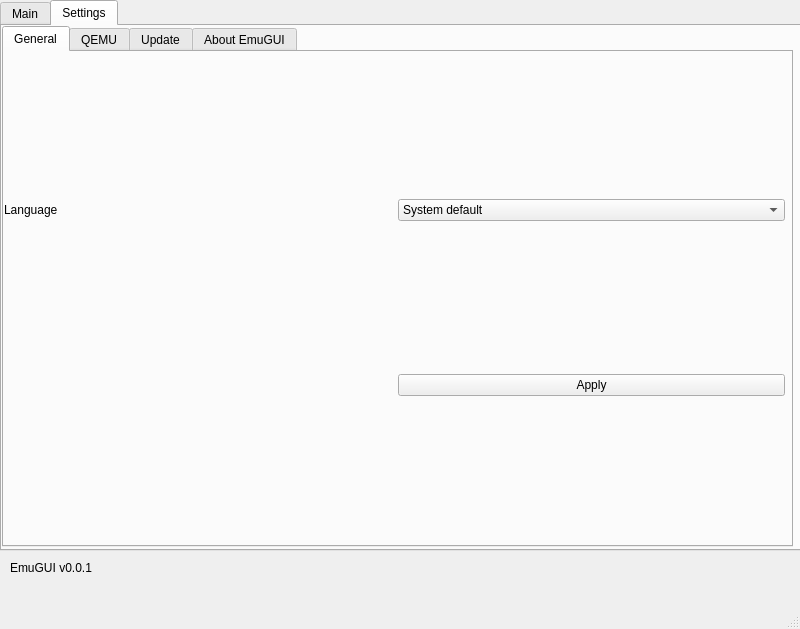
Above: ui/Main.ui from Tech-FZ/EmuGUI before the change. Below: the same form after it.
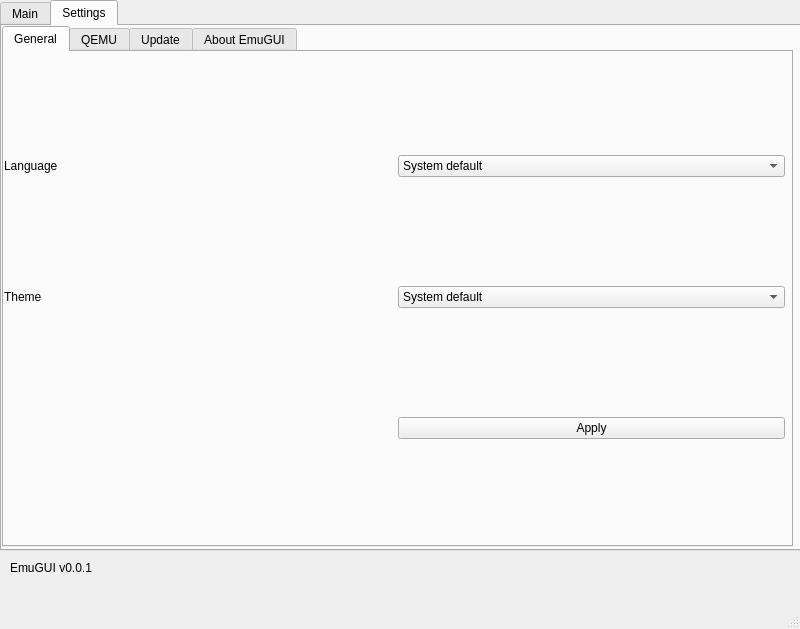
That is the form after the change. The open tabs and pages were chosen to show the change.

Commit message: Add theme support & fix translation issue

The edit to the form file:
```diff
--- a/ui/Main.ui
+++ b/ui/Main.ui
@@ -143,6 +143,13 @@
               </item>
              </widget>
             </item>
+            <item row="2" column="1">
+             <widget class="QPushButton" name="pushButton_15">
+              <property name="text">
+               <string>Apply</string>
+              </property>
+             </widget>
+            </item>
             <item row="0" column="0">
              <widget class="QLabel" name="label_15">
               <property name="text">
@@ -150,11 +157,20 @@
               </property>
              </widget>
             </item>
+            <item row="1" column="0">
+             <widget class="QLabel" name="label_20">
+              <property name="text">
+               <string>Theme</string>
+              </property>
+             </widget>
+            </item>
             <item row="1" column="1">
-             <widget class="QPushButton" name="pushButton_15">
-              <property name="text">
-               <string>Apply</string>
-              </property>
+             <widget class="QComboBox" name="comboBox_5">
+              <item>
+               <property name="text">
+                <string>System default</string>
+               </property>
+              </item>
              </widget>
             </item>
            </layout>
```
The commit also changes 12 other files.
